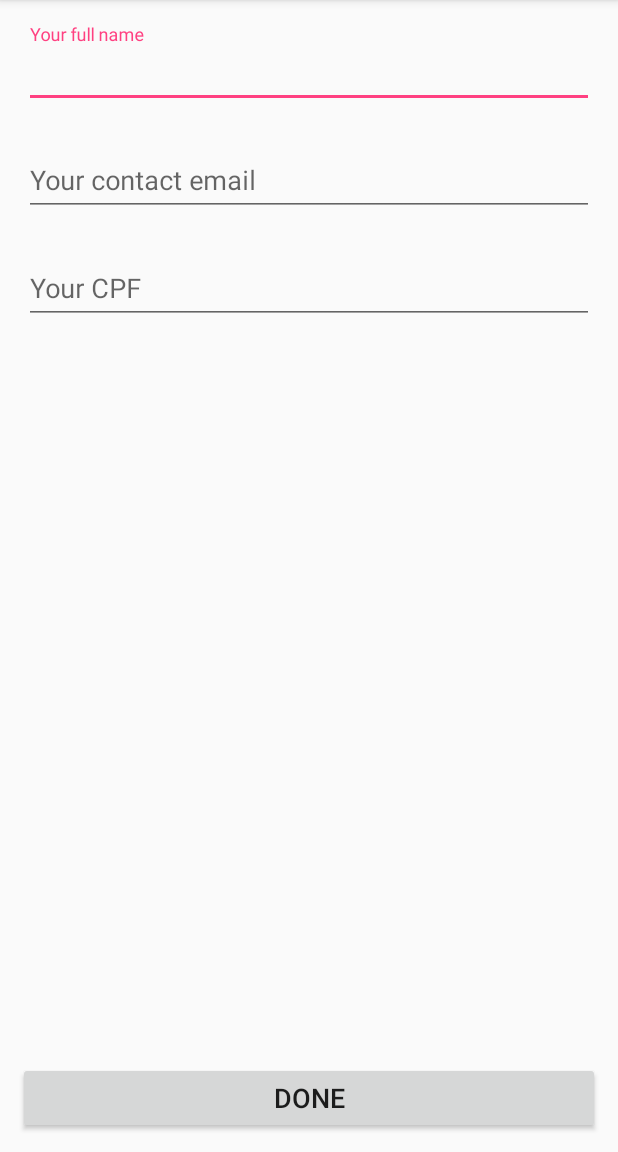
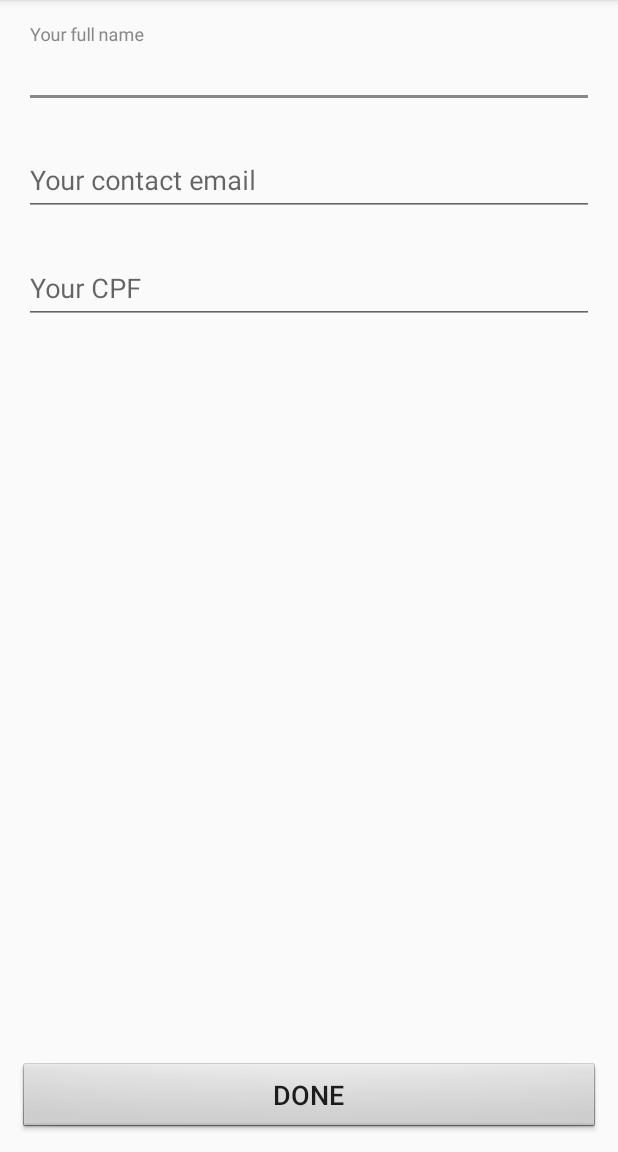
Before and after one commit to VictorGTdaCruz/DesafioBanking, an Android app: the screen it shows after launch (UserValidateInformationActivity), after a tap on "DONE", on a phone screen of 412 x 824 dp, the part 84-1236 px from its top. Run offline under Robolectric (Android 15) with nearby library versions, the phone set to English and light mode, and no system bars.

Commit message:
:construction: Add activity implementation

```diff
--- a/app/src/main/java/br/com/stone/desafiobanking/user/view/UserValidateInformationActivity.kt
+++ b/app/src/main/java/br/com/stone/desafiobanking/user/view/UserValidateInformationActivity.kt
@@ -2,43 +2,83 @@ package br.com.stone.desafiobanking.user.view
 
 import android.support.v7.app.AppCompatActivity
 import android.os.Bundle
+import android.support.v4.content.ContextCompat
 import android.text.Editable
 import android.text.TextWatcher
 import android.view.View
+import android.widget.EditText
 import br.com.stone.desafiobanking.R
+import br.com.stone.desafiobanking.core.util.CPFValidator
+import br.com.stone.desafiobanking.core.util.EmailValidator
+import br.com.stone.desafiobanking.core.util.NameValidator
+import br.com.stone.desafiobanking.user.presenter.UserValidateInformationPresenter
+import br.com.stone.desafiobanking.user.presenter.UserValidateInformationPresenterImpl
 import kotlinx.android.synthetic.main.activity_user_validate_information.*
 
 class UserValidateInformationActivity : AppCompatActivity(), UserValidateInformationView{
 
+    lateinit var mPresenter: UserValidateInformationPresenter
+
     override fun onCreate(savedInstanceState: Bundle?) {
         super.onCreate(savedInstanceState)
         setContentView(R.layout.activity_user_validate_information)
+
+        mPresenter = UserValidateInformationPresenterImpl(this, NameValidator(), EmailValidator(), CPFValidator())
     }
 
     override fun onStart() {
         super.onStart()
 
         edit_name.addTextChangedListener(editNameOnTextChangedListener())
-        edit_name.addTextChangedListener(editEmailOnTextChangedListener())
-        edit_name.addTextChangedListener(editCPFOnTextChangedListener())
+        edit_email.addTextChangedListener(editEmailOnTextChangedListener())
+        edit_cpf.addTextChangedListener(editCPFOnTextChangedListener())
         btn_confirm.setOnClickListener(btnConfirmOnClickListener())
 
     }
 
-    override fun onCPFInvalid() {
-        TODO("not implemented") //To change body of created functions use File | Settings | File Templates.
-    }
-
     override fun onNameInvalid() {
-        TODO("not implemented") //To change body of created functions use File | Settings | File Templates.
+        invalidEditText(edit_name)
     }
 
     override fun onEmailInvalid() {
-        TODO("not implemented") //To change body of created functions use File | Settings | File Templates.
+        invalidEditText(edit_email)
+    }
+
+    override fun onCPFInvalid() {
+        invalidEditText(edit_cpf)
+    }
+
+    override fun onNameValid() {
+        validEditText(edit_name)
+    }
+
+    override fun onEmailValid() {
+        validEditText(edit_email)
+    }
+
+    override fun onCPFValid() {
+        validEditText(edit_cpf)
     }
 
     override fun onReadyToValidate() {
-        TODO("not implemented") //To change body of created functions use File | Settings | File Templates.
+        btn_confirm.setBackgroundColor(ContextCompat.getColor(this, R.color.green))
+        btn_confirm.isClickable = true
+    }
+
+    override fun onNotReadyToValidate() {
+        btn_confirm.setBackgroundResource(android.R.drawable.btn_default)
+        btn_confirm.isClickable = false
+    }
+
+    override fun onInformationValidated() {
+        edit_name.setText("")
+        edit_email.setText("")
+        edit_cpf.setText("")
+        resetEditText(edit_name)
+        resetEditText(edit_email)
+        resetEditText(edit_cpf)
+        onNotReadyToValidate()
+        // show dialog
     }
 
     private fun editNameOnTextChangedListener(): TextWatcher{
@@ -50,7 +90,7 @@ class UserValidateInformationActivity : AppCompatActivity(), UserValidateInforma
             }
 
             override fun onTextChanged(p0: CharSequence?, p1: Int, p2: Int, p3: Int) {
-
+                mPresenter.userNameChanged(p0.toString())
             }
         }
     }
@@ -64,7 +104,7 @@ class UserValidateInformationActivity : AppCompatActivity(), UserValidateInforma
             }
 
             override fun onTextChanged(p0: CharSequence?, p1: Int, p2: Int, p3: Int) {
-
+                mPresenter.userEmailChanged(p0.toString())
             }
         }
     }
@@ -78,15 +118,27 @@ class UserValidateInformationActivity : AppCompatActivity(), UserValidateInforma
             }
 
             override fun onTextChanged(p0: CharSequence?, p1: Int, p2: Int, p3: Int) {
-
+                mPresenter.userCPFChanged(p0.toString())
             }
         }
     }
 
     private fun btnConfirmOnClickListener(): View.OnClickListener{
         return View.OnClickListener {
-
+            mPresenter.performValidation()
         }
     }
 
+    private fun validEditText(editText: EditText){
+        editText.setCompoundDrawablesRelativeWithIntrinsicBounds(null, null, getDrawable(R.drawable.ic_done_black_24dp), null)
+    }
+
+    private fun invalidEditText(editText: EditText){
+        editText.setCompoundDrawablesRelativeWithIntrinsicBounds(null, null, getDrawable(R.drawable.ic_not_interested_black_24dp), null)
+    }
+
+    private fun resetEditText(editText: EditText){
+        editText.setCompoundDrawablesRelativeWithIntrinsicBounds(null, null, null, null)
+    }
+
 }
--- /dev/null
+++ b/app/src/main/res/drawable/ic_done_black_24dp.xml
@@ -0,0 +1,5 @@
+<vector android:height="24dp" android:tint="#00FF00"
+    android:viewportHeight="24.0" android:viewportWidth="24.0"
+    android:width="24dp" xmlns:android="http://schemas.android.com/apk/res/android">
+    <path android:fillColor="#FF000000" android:pathData="M9,16.2L4.8,12l-1.4,1.4L9,19 21,7l-1.4,-1.4L9,16.2z"/>
+</vector>
--- /dev/null
+++ b/app/src/main/res/drawable/ic_not_interested_black_24dp.xml
@@ -0,0 +1,5 @@
+<vector android:height="24dp" android:tint="#FF0000"
+    android:viewportHeight="24.0" android:viewportWidth="24.0"
+    android:width="24dp" xmlns:android="http://schemas.android.com/apk/res/android">
+    <path android:fillColor="#FF000000" android:pathData="M12,2C6.48,2 2,6.48 2,12s4.48,10 10,10 10,-4.48 10,-10S17.52,2 12,2zM12,20c-4.42,0 -8,-3.58 -8,-8 0,-1.85 0.63,-3.55 1.69,-4.9L16.9,18.31C15.55,19.37 13.85,20 12,20zM18.31,16.9L7.1,5.69C8.45,4.63 10.15,4 12,4c4.42,0 8,3.58 8,8 0,1.85 -0.63,3.55 -1.69,4.9z"/>
+</vector>
--- a/app/src/main/res/values/colors.xml
+++ b/app/src/main/res/values/colors.xml
@@ -2,5 +2,8 @@
 <resources>
     <color name="colorPrimary">#3F51B5</color>
     <color name="colorPrimaryDark">#303F9F</color>
-    <color name="colorAccent">#FF4081</color>
+    <color name="colorAccent">#888888</color>
+
+    <color name="red">#ff0000</color>
+    <color name="green">#00ff00</color>
 </resources>
```
